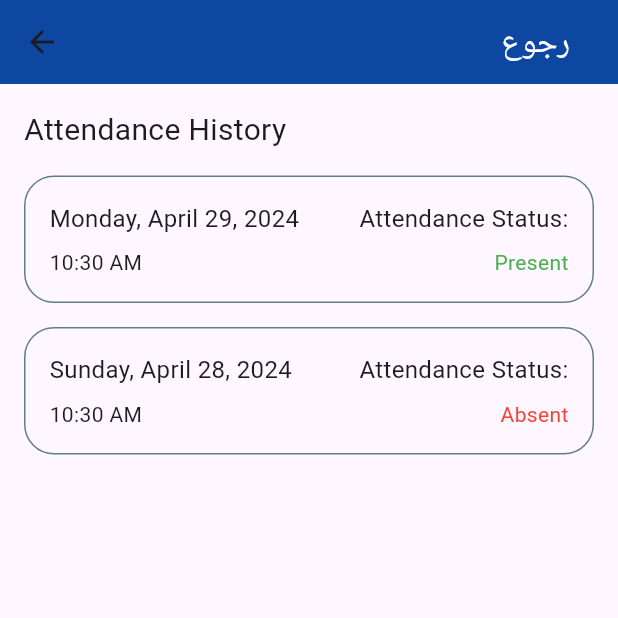
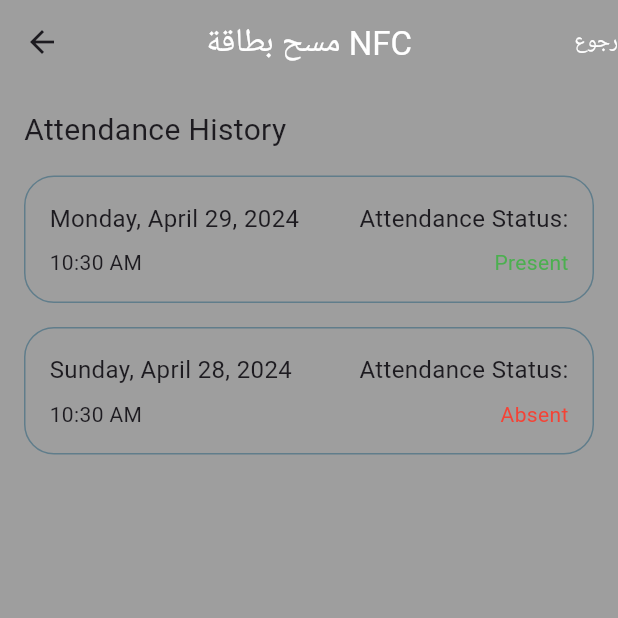
Before and after one commit to iAhmed-0/nfc_attendance, a Flutter app: the AttendancePage screen opened directly, on a phone screen of 412 x 824 dp, the top half of it. Run offline on Flutter 3.47's test engine with Material 3 defaults, Android fonts, the phone set to English and light mode, and no system bars; our stand-ins replace get; missing offline and left inert: flutter_nfc_kit.

Commit message:
added رجوع to NFC

```diff
--- a/lib/pages/AttendancePage.dart
+++ b/lib/pages/AttendancePage.dart
@@ -7,27 +7,20 @@ class AttendancePage extends StatelessWidget {
   @override
   Widget build(BuildContext context) {
     return Scaffold(
+      backgroundColor: Colors.grey,
       appBar: AppBar(
-        backgroundColor: Colors.blue[900], // Set the app bar color to dark blue
-        title: Row(
-          mainAxisAlignment: MainAxisAlignment.end,
-          children: [
+        backgroundColor: Colors.grey,
+        elevation: 0,
+        title: Text('مسح بطاقة NFC', style: TextStyle(color: Colors.white)),
+        centerTitle: true,
+        actions: [
           GestureDetector(
+            child: Text('رجوع', style: TextStyle(color: Colors.white)),
             onTap: () {
               Get.to(HomePage());
             },
-              child: Padding(
-                padding: EdgeInsets.only(right: 16),
-                child: Text(
-                  'رجوع',
-                  style: TextStyle(
-                    color: Colors.white,
-                  ),
-                ),
-              ),
           ),
         ],
-        ),
       ),
       body: Padding(
         padding: EdgeInsets.all(16),
```
Lines whose indentation alone changed are shown as unchanged.
